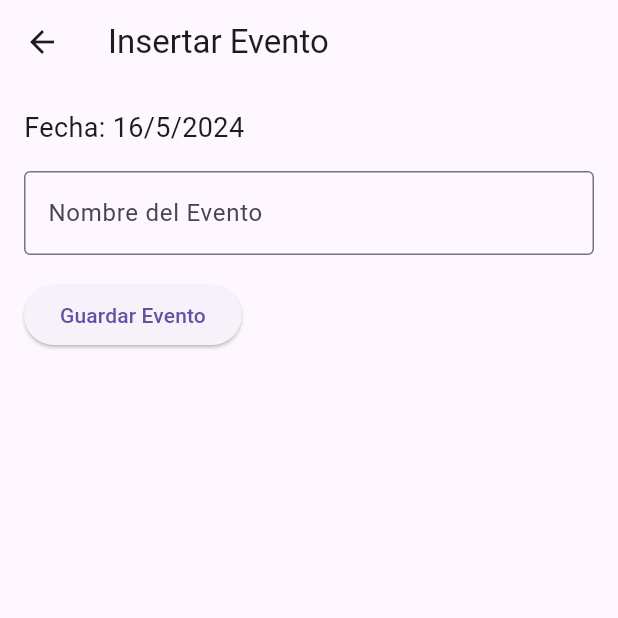
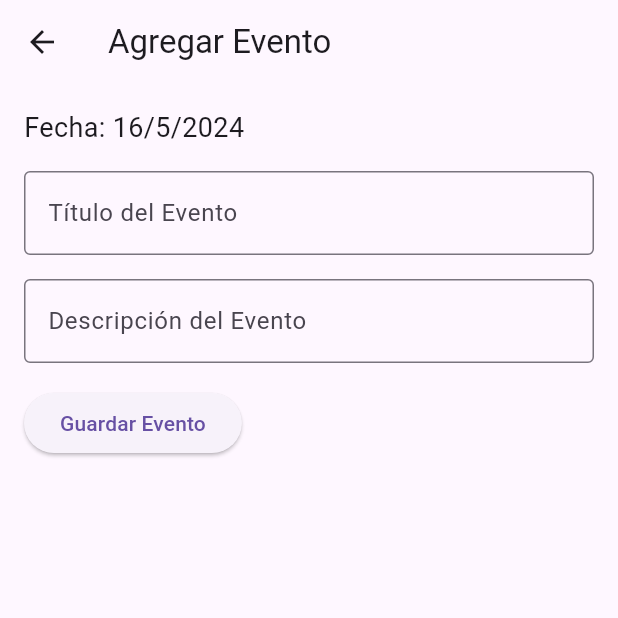
Before and after one commit to bayoncito/app_remember, a Flutter app: the InsertEvent screen opened directly with empty values, after a tap on "Guardar Evento", on a phone screen of 412 x 824 dp, the top half of it. Run offline on Flutter 3.47's test engine with Material 3 defaults, Android fonts, the phone set to English and light mode, and no system bars; our stand-ins replace table_calendar.

Commit message:
Actualizado eventos 3.0

```diff
--- a/lib/pages/calendary.dart
+++ b/lib/pages/calendary.dart
@@ -171,7 +171,7 @@ class _calendarioAppState extends State<calendarioApp> {
             }
           });
         },
-        child: Icon(Icons.add),
+        child:const Icon(Icons.add),
       ),
     );
   }
--- a/lib/pages/events.dart
+++ b/lib/pages/events.dart
@@ -1,23 +1,25 @@
 import 'package:flutter/material.dart';
+
+import 'calendary.dart';
 
 class InsertEvent extends StatefulWidget {
   final DateTime fecha;
 
-  const InsertEvent({super.key, required this.fecha});
+  const InsertEvent({Key? key, required this.fecha}) : super(key: key);
 
   @override
-  // ignore: library_private_types_in_public_api
   _InsertEventState createState() => _InsertEventState();
 }
 
 class _InsertEventState extends State<InsertEvent> {
-  final TextEditingController _controller = TextEditingController();
+  TextEditingController _tituloController = TextEditingController();
+  TextEditingController _descripcionController = TextEditingController();
 
   @override
   Widget build(BuildContext context) {
     return Scaffold(
       appBar: AppBar(
-        title: const Text('Insertar Evento'),
+        title: Text('Agregar Evento'),
       ),
       body: Padding(
         padding: const EdgeInsets.all(16.0),
@@ -30,21 +32,37 @@ class _InsertEventState extends State<InsertEvent> {
             ),
             SizedBox(height: 16),
             TextField(
-              controller: _controller,
-              decoration: const InputDecoration(
-                labelText:'Nombre del Evento',
+              controller: _tituloController,
+              decoration: InputDecoration(
+                labelText: 'Título del Evento',
                 border: OutlineInputBorder(),
               ),
             ),
-            const SizedBox(height: 16),
+            SizedBox(height: 16),
+            TextField(
+              controller: _descripcionController,
+              decoration: InputDecoration(
+                labelText: 'Descripción del Evento',
+                border: OutlineInputBorder(),
+              ),
+            ),
+            SizedBox(height: 16),
             ElevatedButton(
               onPressed: () {
-                String evento = _controller.text;
-                if (evento.isNotEmpty) {
-                  Navigator.pop(context, evento);
+                String titulo = _tituloController.text.trim();
+                String descripcion = _descripcionController.text.trim();
+                if (titulo.isNotEmpty) {
+                  DateTime horaActual = DateTime.now();
+                  Event nuevoEvento = Event(
+                    title: titulo,
+                    date: DateTime(widget.fecha.year, widget.fecha.month, widget.fecha.day, horaActual.hour, horaActual.minute),
+                    description: descripcion,
+                  );
+                  // Devuelve el nuevo evento a la pantalla anterior
+                  Navigator.pop(context, nuevoEvento);
                 }
               },
-              child: const Text('Guardar Evento'),
+              child: Text('Guardar Evento'),
             ),
           ],
         ),
@@ -54,7 +72,8 @@ class _InsertEventState extends State<InsertEvent> {
 
   @override
   void dispose() {
-    _controller.dispose();
+    _tituloController.dispose();
+    _descripcionController.dispose();
     super.dispose();
   }
 }
```
